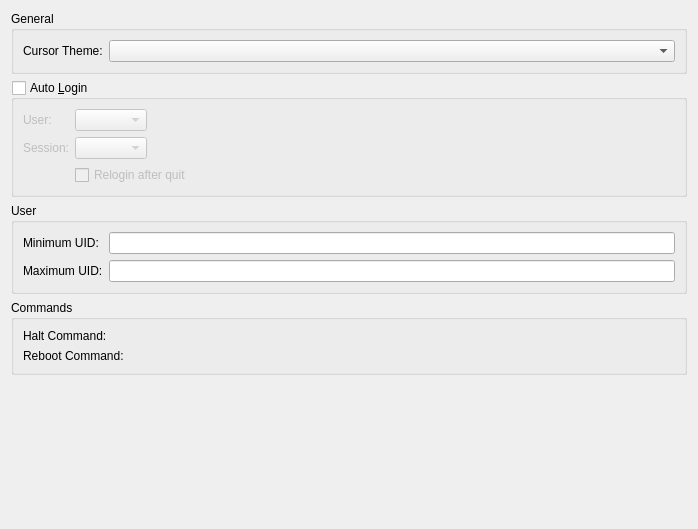
Above: src/ui/advanceconfig.ui from KDE/sddm-kcm before the change. Below: the same form after it.
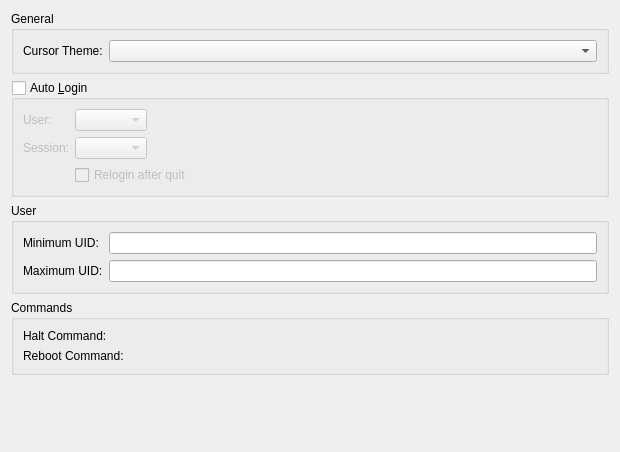
That is the form after the change. Custom widgets are drawn as their Qt base class.

```diff
--- a/src/ui/advanceconfig.ui
+++ b/src/ui/advanceconfig.ui
@@ -6,8 +6,8 @@
    <rect>
     <x>0</x>
     <y>0</y>
-    <width>698</width>
-    <height>529</height>
+    <width>620</width>
+    <height>452</height>
    </rect>
   </property>
   <layout class="QVBoxLayout" name="verticalLayout">
```
